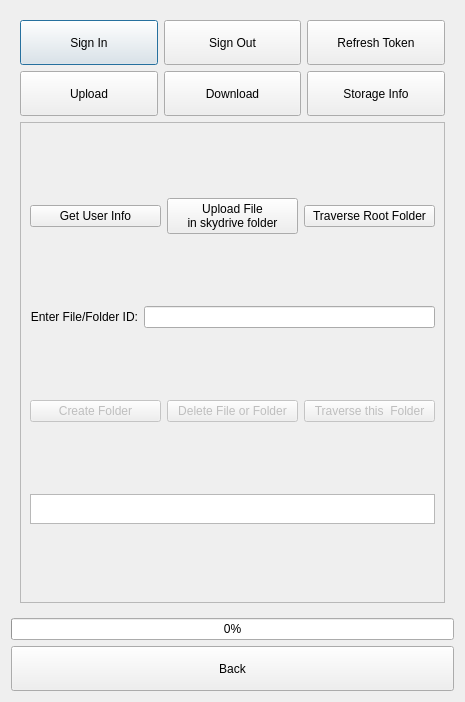
Before: the Qt Designer form src/CloudBackup.ui in ic005k/Knot, drawn with Qt 5.
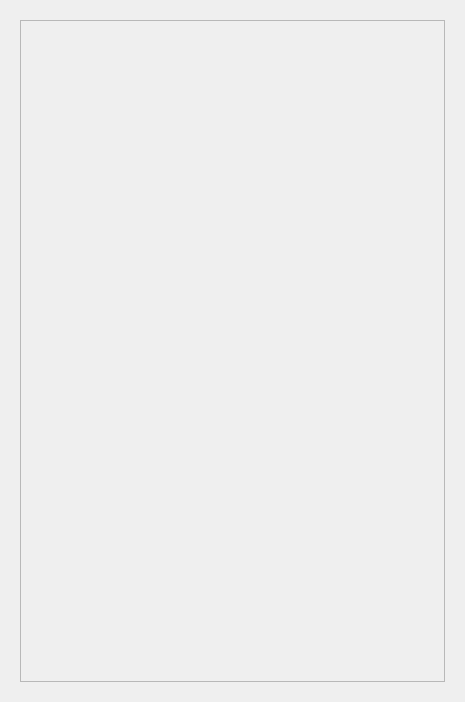
After: the same form once the commit is applied.

What changed in the file:
```diff
--- a/src/CloudBackup.ui
+++ b/src/CloudBackup.ui
@@ -23,134 +23,6 @@
       <enum>QFrame::Shadow::Raised</enum>
      </property>
      <layout class="QVBoxLayout" name="verticalLayout_2">
-      <item>
-       <layout class="QHBoxLayout" name="horizontalLayout">
-        <item>
-         <widget class="QPushButton" name="pushButton_SignIn">
-          <property name="sizePolicy">
-           <sizepolicy hsizetype="Preferred" vsizetype="Fixed">
-            <horstretch>0</horstretch>
-            <verstretch>0</verstretch>
-           </sizepolicy>
-          </property>
-          <property name="minimumSize">
-           <size>
-            <width>100</width>
-            <height>45</height>
-           </size>
-          </property>
-          <property name="text">
-           <string>Sign In</string>
-          </property>
-         </widget>
-        </item>
-        <item>
-         <widget class="QPushButton" name="pushButton_SingOut">
-          <property name="sizePolicy">
-           <sizepolicy hsizetype="Preferred" vsizetype="Fixed">
-            <horstretch>0</horstretch>
-            <verstretch>0</verstretch>
-           </sizepolicy>
-          </property>
-          <property name="minimumSize">
-           <size>
-            <width>0</width>
-            <height>45</height>
-           </size>
-          </property>
-          <property name="text">
-           <string>Sign Out</string>
-          </property>
-         </widget>
-        </item>
-        <item>
-         <widget class="QPushButton" name="pushButton">
-          <property name="sizePolicy">
-           <sizepolicy hsizetype="Preferred" vsizetype="Fixed">
-            <horstretch>0</horstretch>
-            <verstretch>0</verstretch>
-           </sizepolicy>
-          </property>
-          <property name="minimumSize">
-           <size>
-            <width>0</width>
-            <height>45</height>
-           </size>
-          </property>
-          <property name="text">
-           <string>Refresh Token</string>
-          </property>
-         </widget>
-        </item>
-       </layout>
-      </item>
-      <item>
-       <layout class="QHBoxLayout" name="horizontalLayout_2">
-        <item>
-         <widget class="QPushButton" name="pushButton_upload2">
-          <property name="enabled">
-           <bool>true</bool>
-          </property>
-          <property name="sizePolicy">
-           <sizepolicy hsizetype="Preferred" vsizetype="Fixed">
-            <horstretch>0</horstretch>
-            <verstretch>0</verstretch>
-           </sizepolicy>
-          </property>
-          <property name="minimumSize">
-           <size>
-            <width>0</width>
-            <height>45</height>
-           </size>
-          </property>
-          <property name="text">
-           <string>Upload</string>
-          </property>
-         </widget>
-        </item>
-        <item>
-         <widget class="QPushButton" name="pushButton_downloadFile">
-          <property name="enabled">
-           <bool>true</bool>
-          </property>
-          <property name="sizePolicy">
-           <sizepolicy hsizetype="Preferred" vsizetype="Fixed">
-            <horstretch>0</horstretch>
-            <verstretch>0</verstretch>
-           </sizepolicy>
-          </property>
-          <property name="minimumSize">
-           <size>
-            <width>0</width>
-            <height>45</height>
-           </size>
-          </property>
-          <property name="text">
-           <string>Download</string>
-          </property>
-         </widget>
-        </item>
-        <item>
-         <widget class="QPushButton" name="pushButton_storageInfo">
-          <property name="sizePolicy">
-           <sizepolicy hsizetype="Preferred" vsizetype="Fixed">
-            <horstretch>0</horstretch>
-            <verstretch>0</verstretch>
-           </sizepolicy>
-          </property>
-          <property name="minimumSize">
-           <size>
-            <width>0</width>
-            <height>45</height>
-           </size>
-          </property>
-          <property name="text">
-           <string>Storage Info</string>
-          </property>
-         </widget>
-        </item>
-       </layout>
-      </item>
       <item>
        <widget class="QFrame" name="frame">
         <property name="frameShape">
@@ -159,162 +31,12 @@
         <property name="frameShadow">
          <enum>QFrame::Shadow::Raised</enum>
         </property>
-        <layout class="QVBoxLayout" name="verticalLayout">
-         <item>
-          <layout class="QHBoxLayout" name="horizontalLayout_3">
-           <item>
-            <widget class="QPushButton" name="pushButton_GetUserInfo">
-             <property name="minimumSize">
-              <size>
-               <width>100</width>
-               <height>0</height>
-              </size>
-             </property>
-             <property name="text">
-              <string>Get User Info</string>
-             </property>
-            </widget>
-           </item>
-           <item>
-            <widget class="QPushButton" name="pushButton_getFolders">
-             <property name="text">
-              <string>Upload File 
-in skydrive folder</string>
-             </property>
-            </widget>
-           </item>
-           <item>
-            <widget class="QPushButton" name="pushButton_getFiles">
-             <property name="minimumSize">
-              <size>
-               <width>100</width>
-               <height>0</height>
-              </size>
-             </property>
-             <property name="text">
-              <string>Traverse Root Folder</string>
-             </property>
-            </widget>
-           </item>
-          </layout>
-         </item>
-         <item>
-          <layout class="QHBoxLayout" name="horizontalLayout_5">
-           <item>
-            <widget class="QLabel" name="label">
-             <property name="text">
-              <string>Enter File/Folder ID:</string>
-             </property>
-             <property name="alignment">
-              <set>Qt::AlignmentFlag::AlignRight|Qt::AlignmentFlag::AlignTrailing|Qt::AlignmentFlag::AlignVCenter</set>
-             </property>
-            </widget>
-           </item>
-           <item>
-            <widget class="QLineEdit" name="lineEdit_fileID"/>
-           </item>
-          </layout>
-         </item>
-         <item>
-          <layout class="QHBoxLayout" name="horizontalLayout_4">
-           <item>
-            <widget class="QPushButton" name="pushButton_createFolder">
-             <property name="enabled">
-              <bool>false</bool>
-             </property>
-             <property name="text">
-              <string>Create Folder</string>
-             </property>
-            </widget>
-           </item>
-           <item>
-            <widget class="QPushButton" name="pushButton_deleteFile">
-             <property name="enabled">
-              <bool>false</bool>
-             </property>
-             <property name="text">
-              <string>Delete File or Folder</string>
-             </property>
-            </widget>
-           </item>
-           <item>
-            <widget class="QPushButton" name="pushButton_traserveFolder">
-             <property name="enabled">
-              <bool>false</bool>
-             </property>
-             <property name="minimumSize">
-              <size>
-               <width>100</width>
-               <height>0</height>
-              </size>
-             </property>
-             <property name="text">
-              <string>Traverse this  Folder</string>
-             </property>
-            </widget>
-           </item>
-          </layout>
-         </item>
-         <item>
-          <widget class="QTextBrowser" name="label_info">
-           <property name="maximumSize">
-            <size>
-             <width>16777215</width>
-             <height>30</height>
-            </size>
-           </property>
-           <property name="lineWrapMode">
-            <enum>QTextEdit::LineWrapMode::WidgetWidth</enum>
-           </property>
-           <property name="acceptRichText">
-            <bool>false</bool>
-           </property>
-           <property name="openLinks">
-            <bool>false</bool>
-           </property>
-          </widget>
-         </item>
-        </layout>
+        <layout class="QVBoxLayout" name="verticalLayout"/>
        </widget>
       </item>
      </layout>
     </widget>
    </item>
-   <item>
-    <widget class="QProgressBar" name="progressBar">
-     <property name="value">
-      <number>0</number>
-     </property>
-     <property name="alignment">
-      <set>Qt::AlignmentFlag::AlignCenter</set>
-     </property>
-     <property name="orientation">
-      <enum>Qt::Orientation::Horizontal</enum>
-     </property>
-     <property name="textDirection">
-      <enum>QProgressBar::Direction::TopToBottom</enum>
-     </property>
-    </widget>
-   </item>
-   <item>
-    <widget class="QPushButton" name="btnBack">
-     <property name="sizePolicy">
-      <sizepolicy hsizetype="Preferred" vsizetype="Fixed">
-       <horstretch>0</horstretch>
-       <verstretch>0</verstretch>
-      </sizepolicy>
-     </property>
-     <property name="minimumSize">
-      <size>
-       <width>0</width>
-       <height>45</height>
-      </size>
-     </property>
-     <property name="text">
-      <string>Back</string>
-     </property>
-    </widget>
-   </item>
   </layout>
  </widget>
  <resources/>
```
